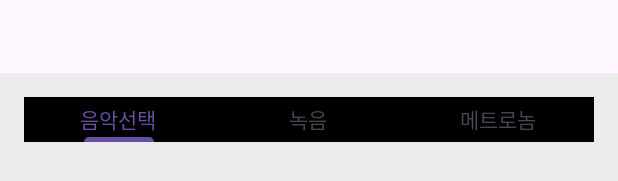
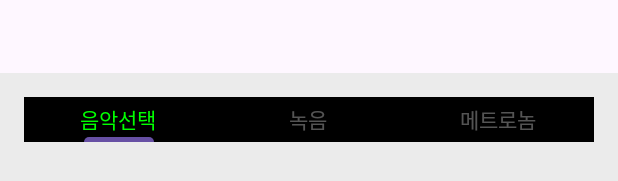
Before and after one commit to kimnayeon16/DrumsComeTrue, an Android app: the layout fragment_persistent.xml on its own in the app's theme, with its tools: preview values and no code run, on a phone screen of 412 x 824 dp. Shown: the part 1013-1194 px from the top of the screen. Run offline under Robolectric (Android 15) with nearby library versions, the phone set to English and light mode, and no system bars.

Commit message:
feat: persistent Text color 변경

```diff
--- a/FE/app/src/main/res/layout/fragment_persistent.xml
+++ b/FE/app/src/main/res/layout/fragment_persistent.xml
@@ -23,6 +23,8 @@
             android:id="@+id/tab_layout"
             android:layout_width="match_parent"
             android:background="@color/black"
+            app:tabTextColor="@color/not_selected_color"
+            app:tabSelectedTextColor="@color/selected_color"
             android:layout_height="30dp">
 
             <com.google.android.material.tabs.TabItem
--- a/FE/app/src/main/res/values/colors.xml
+++ b/FE/app/src/main/res/values/colors.xml
@@ -30,7 +30,10 @@
     <color name="gray">#A6A6A6</color>
     <color name="clicked_gray">#DFDFDF</color>
 
-    <color name="colorForMusicSelect">#FF0000</color> <!-- 예: 빨간색 -->
-    <color name="colorForRecord">#00FF00</color>      <!-- 예: 초록색 -->
-    <color name="colorForMetronome">#0000FF</color>  <!-- 예: 파란색 -->
+    <color name="colorForMusicSelect">#FF0000</color>
+    <color name="colorForRecord">#00FF00</color>
+    <color name="colorForMetronome">#0000FF</color>
+
+    <color name="not_selected_color">#54FFFFFF</color>
+    <color name="selected_color">#00FF00</color>
 </resources>
```
Also changed, not shown: FE/app/src/main/java/com/ssafy/drumscometrue/persistentbottom/PersistentFragment.kt (+13 -2 lines).
